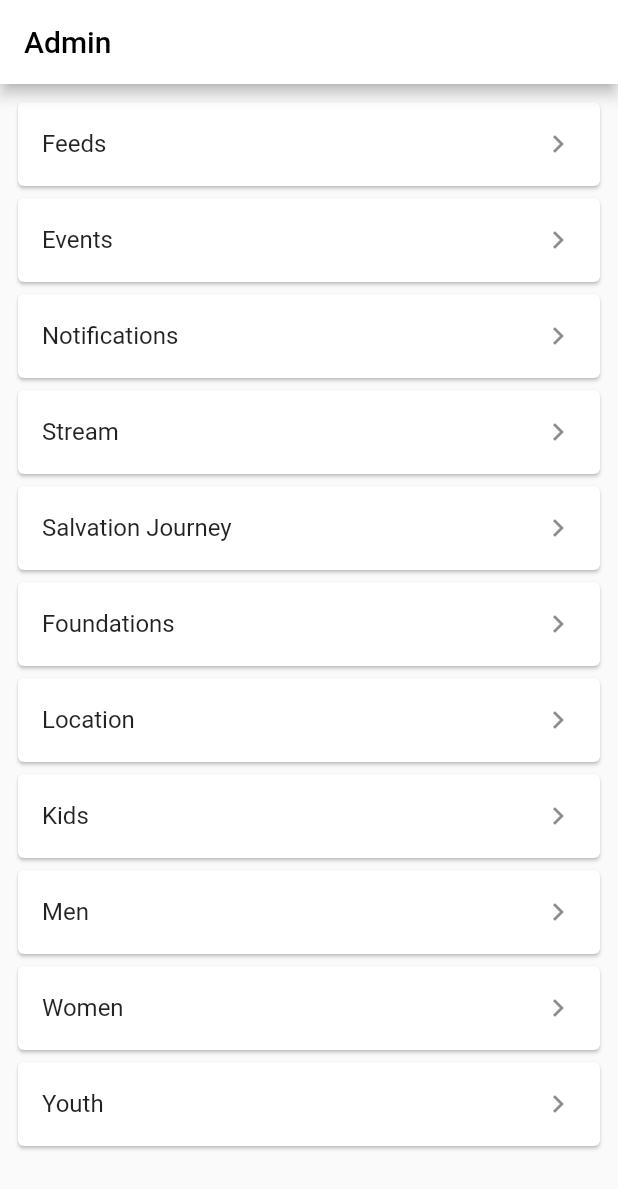
After one commit to phillipAKhoza/beta1.0, a Flutter app: the MoreScreen screen opened directly, after a tap on "Admin", on a phone screen of 412 x 824 dp. The commit adds this screen. Shown: the top 1189 px of the screen. Run offline on Flutter 3.47's test engine with Material 2 defaults, Android fonts, the phone set to English and light mode, and no system bars; our stand-ins replace animated_splash_screen, firebase_auth, firebase_core, youtube_player_flutter; accounts and stored records are empty.

Commit message:
Admin tabs

```diff
--- /dev/null
+++ b/lib/screens/adminScreen.dart
@@ -0,0 +1,225 @@
+import 'package:flutter/material.dart';
+
+class AdminScreen extends StatelessWidget {
+  const AdminScreen({super.key});
+
+  @override
+  Widget build(BuildContext context) {
+    return const Scaffold(
+      resizeToAvoidBottomInset: false,
+      body: SingleChildScrollView(
+        child: Column(
+          // crossAxisAlignment: CrossAxisAlignment.stretch,
+          // mainAxisAlignment: MainAxisAlignment.spaceEvenly,
+          children: [
+            SizedBox(
+              height: 1000,
+              child: AdminItems(),
+            )
+          ],
+        ),
+      ),
+    );
+  }
+}
+class AdminItems extends StatefulWidget {
+  const AdminItems({super.key});
+
+  @override
+  State<AdminItems> createState() => _AdminItemsState();
+}
+
+class _AdminItemsState extends State<AdminItems> {
+  final List<String> items = <String>[
+    'Feeds',
+    'Events',
+    'Notifications',
+    'Stream',
+    'Salvation Journey',
+    'Foundations',
+    'Location',
+    'Kids',
+    'Men',
+    'Women',
+    'Youth',
+  ];
+  final List<String> path = <String>[
+    '/admin_Feeds',
+    '/admin_Events',
+    '/admin_Notifications',
+    '/admin_Stream',
+    '/admin_Salvation_Journey',
+    '/admin_Foundations',
+    '/admin_Location',
+    '/admin_Kids',
+    '/admin_Men',
+    '/admin_Women',
+    '/admin_Youth',
+  ];
+  @override
+  Widget build(BuildContext context) {
+    return Scaffold(
+        appBar: AppBar(
+          title: const Text('Admin'),
+          automaticallyImplyLeading: false,
+        ),
+        body: ListView(
+          padding: const EdgeInsets.all(8),
+          children: <Widget>[
+            Card(
+                child: ListTile(
+                  // leading: Icon(Icons.${icon[index]}),
+                  title: const Text("Feeds"),
+                  trailing: const Icon(Icons.keyboard_arrow_right),
+                  onTap: () {
+                    Navigator.of(context).push(
+                        MaterialPageRoute<dynamic>(builder: (BuildContext context) {
+                          return const SecondRoute();
+                        }));
+                  },
+                )),
+            Card(
+                child: ListTile(
+                  // leading: Icon(Icons.${icon[index]}),
+                  title: const Text("Events"),
+                  trailing: const Icon(Icons.keyboard_arrow_right),
+                  onTap: () {
+                    Navigator.of(context).push(
+                        MaterialPageRoute<dynamic>(builder: (BuildContext context) {
+                          return const SecondRoute();
+                        }));
+                  },
+                )),
+            Card(
+                child: ListTile(
+                  // leading: Icon(Icons.${icon[index]}),
+                  title: const Text("Notifications"),
+                  trailing: const Icon(Icons.keyboard_arrow_right),
+                  onTap: () {
+                    Navigator.of(context).push(
+                        MaterialPageRoute<dynamic>(builder: (BuildContext context) {
+                          return const SecondRoute();
+                        }));
+                  },
+                )),
+            Card(
+                child: ListTile(
+                  // leading: Icon(Icons.${icon[index]}),
+                  title: const Text("Stream"),
+                  trailing: const Icon(Icons.keyboard_arrow_right),
+                  onTap: () {
+                    Navigator.of(context).push(
+                        MaterialPageRoute<dynamic>(builder: (BuildContext context) {
+                          return const SecondRoute();
+                        }));
+                  },
+                )),
+            Card(
+                child: ListTile(
+                  // leading: Icon(Icons.${icon[index]}),
+                  title: const Text("Salvation Journey"),
+                  trailing: const Icon(Icons.keyboard_arrow_right),
+                  onTap: () {
+                    Navigator.of(context).push(
+                        MaterialPageRoute<dynamic>(builder: (BuildContext context) {
+                          return const SecondRoute();
+                        }));
+                  },
+                )),
+            Card(
+                child: ListTile(
+                  // leading: Icon(Icons.${icon[index]}),
+                  title: const Text("Foundations"),
+                  trailing: const Icon(Icons.keyboard_arrow_right),
+                  onTap: () {
+                    Navigator.of(context).push(
+                        MaterialPageRoute<dynamic>(builder: (BuildContext context) {
+                          return const SecondRoute();
+                        }));
+                  },
+                )),
+            Card(
+                child: ListTile(
+                  // leading: Icon(Icons.${icon[index]}),
+                  title: const Text("Location"),
+                  trailing: const Icon(Icons.keyboard_arrow_right),
+                  onTap: () {
+                    Navigator.of(context).push(
+                        MaterialPageRoute<dynamic>(builder: (BuildContext context) {
+                          return const SecondRoute();
+                        }));
+                  },
+                )),
+            Card(
+                child: ListTile(
+                  // leading: Icon(Icons.${icon[index]}),
+                  title: const Text("Kids"),
+                  trailing: const Icon(Icons.keyboard_arrow_right),
+                  onTap: () {
+                    Navigator.of(context).push(
+                        MaterialPageRoute<dynamic>(builder: (BuildContext context) {
+                          return const SecondRoute();
+                        }));
+                  },
+                )),
+            Card(
+                child: ListTile(
+                  // leading: Icon(Icons.${icon[index]}),
+                  title: const Text("Men"),
+                  trailing: const Icon(Icons.keyboard_arrow_right),
+                  onTap: () {
+                    Navigator.of(context).push(
+                        MaterialPageRoute<dynamic>(builder: (BuildContext context) {
+                          return const SecondRoute();
+                        }));
+                  },
+                )),
+            Card(
+                child: ListTile(
+                  // leading: Icon(Icons.${icon[index]}),
+                  title: const Text("Women"),
+                  trailing: const Icon(Icons.keyboard_arrow_right),
+                  onTap: () {
+                    Navigator.of(context).push(
+                        MaterialPageRoute<dynamic>(builder: (BuildContext context) {
+                          return const SecondRoute();
+                        }));
+                  },
+                )),
+            Card(
+                child: ListTile(
+                  // leading: Icon(Icons.${icon[index]}),
+                  title: const Text("Youth"),
+                  trailing: const Icon(Icons.keyboard_arrow_right),
+                  onTap: () {
+                    Navigator.of(context).push(
+                        MaterialPageRoute<dynamic>(builder: (BuildContext context) {
+                          return const SecondRoute();
+                        }));
+                  },
+                )),
+          ],
+        ));
+  }
+}
+
+class SecondRoute extends StatelessWidget {
+  const SecondRoute({super.key});
+
+  @override
+  Widget build(BuildContext context) {
+    return Scaffold(
+      appBar: AppBar(
+        title: const Text('Second Route'),
+      ),
+      body: Center(
+        child: ElevatedButton(
+          onPressed: () {
+            // Navigate back to first route when tapped.
+          },
+          child: const Text('Go back!'),
+        ),
+      ),
+    );
+  }
+}
--- a/lib/screens/morescreen.dart
+++ b/lib/screens/morescreen.dart
@@ -7,15 +7,15 @@ class MoreScreen extends StatelessWidget {
 
   @override
   Widget build(BuildContext context) {
-    return Scaffold(
+    return const Scaffold(
       resizeToAvoidBottomInset: false,
       body: SingleChildScrollView(
         child: Column(
           // crossAxisAlignment: CrossAxisAlignment.stretch,
           // mainAxisAlignment: MainAxisAlignment.spaceEvenly,
-          children: const [
+          children: [
             SizedBox(
-              height: 500,
+              height: 1000,
               child: MoreItems(),
             )
           ],
@@ -39,7 +39,8 @@ class _MoreItemsState extends State<MoreItems> {
     'Technical Support',
     'SignOut',
     'Privacy Policy',
-    'Terms Of Use'
+    'Terms Of Use',
+    'Admin'
   ];
   final List<String> path = <String>[
     '/profile',
@@ -47,7 +48,8 @@ class _MoreItemsState extends State<MoreItems> {
     '/technical',
     '/login',
     '/policy',
-    '/terms'
+    '/terms',
+    '/admin'
   ];
   @override
   Widget build(BuildContext context) {
@@ -121,6 +123,18 @@ class _MoreItemsState extends State<MoreItems> {
             )),
             Card(
                 child: ListTile(
+                  // leading: Icon(Icons.${icon[index]}),
+                  title: const Text("Admin"),
+                  trailing: const Icon(Icons.keyboard_arrow_right),
+                  onTap: () {
+                    Navigator.of(context).push(
+                        MaterialPageRoute<dynamic>(builder: (BuildContext context) {
+                          return const AdminScreen();
+                        }));
+                  },
+                )),
+            Card(
+                child: ListTile(
               // leading: Icon(Icons.${icon[index]}),
               title: const Text("SignOut"),
               trailing: const Icon(Icons.keyboard_arrow_right),
--- a/lib/screens/screens.dart
+++ b/lib/screens/screens.dart
@@ -20,3 +20,4 @@ export '../screens/eventscreen.dart';
 export '../screens/ministries.dart';
 export '../screens/journeryscreen.dart';
 export '../screens/biblescreen.dart';
+export '../screens/adminScreen.dart';
```
